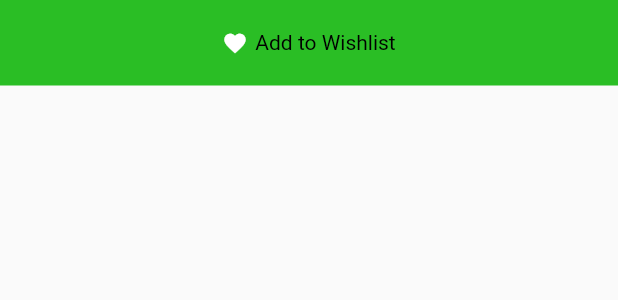
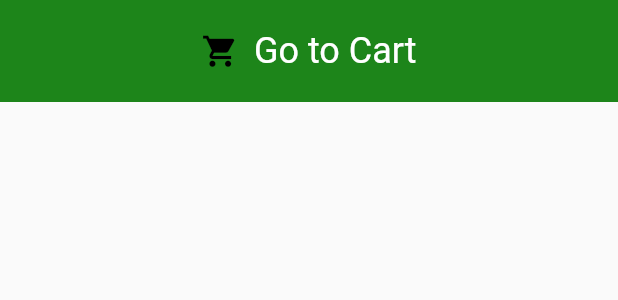
Before and after one commit to Balghari13/efuit-app, a Flutter app: the BottomNavBarScreen widget shown alone on an empty page, opened directly, on a phone screen of 412 x 824 dp. Shown: the top 300 px of the screen. Run offline on Flutter 3.47's test engine with Material 2 defaults, Android fonts, the phone set to English and light mode, and no system bars; our stand-ins replace cloud_firestore, firebase_auth, firebase_core, fluttertoast; accounts and stored records are empty; network calls fail.

```diff
--- a/lib/UI/Widgets/bottom_navbar.dart
+++ b/lib/UI/Widgets/bottom_navbar.dart
@@ -6,11 +6,16 @@ class BottomNavBarScreen extends StatelessWidget {
   final Color color;
   final String title;
   final IconData iconData;
-  const BottomNavBarScreen({Key? key, required this.iconColor, required this.backgroundColour, required this.color, required this.title, required this.iconData}) : super(key: key);
+  VoidCallback onTap;
+   BottomNavBarScreen({Key? key,
+    required this.iconColor, required this.onTap,
+    required this.backgroundColour, required this.color, required this.title, required this.iconData}) : super(key: key);
 
   @override
   Widget build(BuildContext context) {
-    return Expanded(child: Container(
+    return Expanded(child: InkWell(
+      onTap: onTap,
+      child: Container(
        decoration: BoxDecoration(
          color: backgroundColour,
 
@@ -20,10 +25,11 @@ class BottomNavBarScreen extends StatelessWidget {
         child: Row(
           mainAxisAlignment: MainAxisAlignment.center,
           children: [
-          Icon(iconData,size:17, color: iconColor),
-          SizedBox(width: 5,),
-          Text(title, style: TextStyle(color: color),)
+            Icon(iconData,size:25, color: iconColor),
+            SizedBox(width: 10,),
+            Text(title, style: TextStyle(color: color, fontSize: 24),)
           ],
+        ),
       ),
     ));
   }
--- a/lib/UI/searchList/search_screen.dart
+++ b/lib/UI/searchList/search_screen.dart
@@ -67,6 +67,8 @@ class _SearchScreenState extends State<SearchScreen> {
                   productName: data.productName,
                   productImage: data.productImage,
                   productPrice: data.productAmount,
+                  productId: data.productId,
+
                 );
               }).toList(),
             )
--- a/lib/UI/shop/fruits_list.dart
+++ b/lib/UI/shop/fruits_list.dart
@@ -73,7 +73,7 @@ class FruitsListScreen extends StatelessWidget {
                          productName: productName,
                          productPrice: price,
 
-                       )
+                       ),
                     // Container(
                     //   height: 25,
                     //   width: 50,
```
Also changed, not shown: lib/UI/Widgets/count.dart (+5 -7 lines), lib/UI/Widgets/single_item_screen.dart (+43 -27 lines), lib/UI/shop/fruits_home.dart (+6 -1 lines), lib/UI/shop/product_details.dart (+47 -29 lines). Lines whose indentation alone changed are shown as unchanged.
